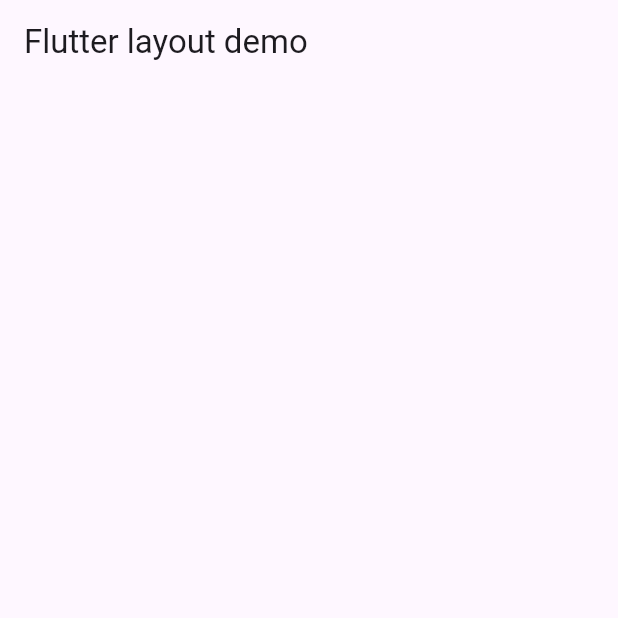
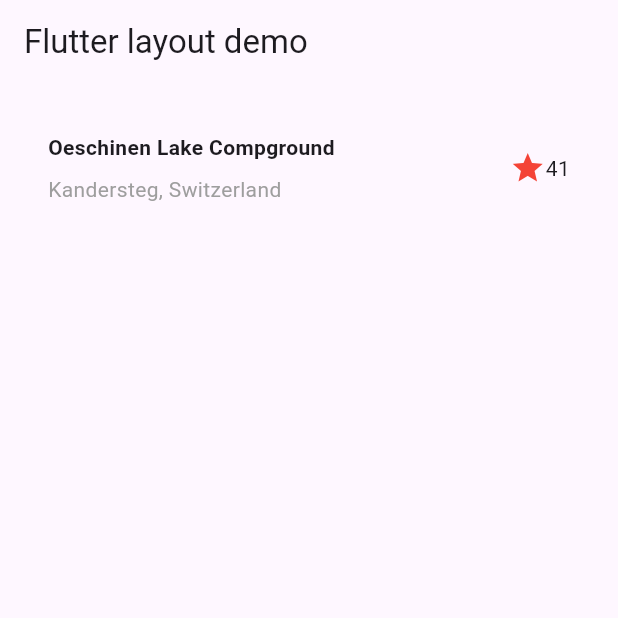
Before and after one commit to jongfeel/Flutter_Layout_Tutorial, a Flutter app: the screen it shows after launch, on a phone screen of 412 x 824 dp, the top half of it. Run offline on Flutter 3.47's test engine with Material 3 defaults, Android fonts, the light colour scheme and no system bars.

Commit message:
Update the app to display the title section

```diff
--- a/flutter_application_layout_tutorial/lib/main.dart
+++ b/flutter_application_layout_tutorial/lib/main.dart
@@ -19,7 +19,9 @@
         ),
         body: const SingleChildScrollView(
           child: Column(
-            children: [],
+            children: [
+              TitleSection(name: 'Oeschinen Lake Compground', location: 'Kandersteg, Switzerland'),
+            ],
           ),
         ),
       ),
```
